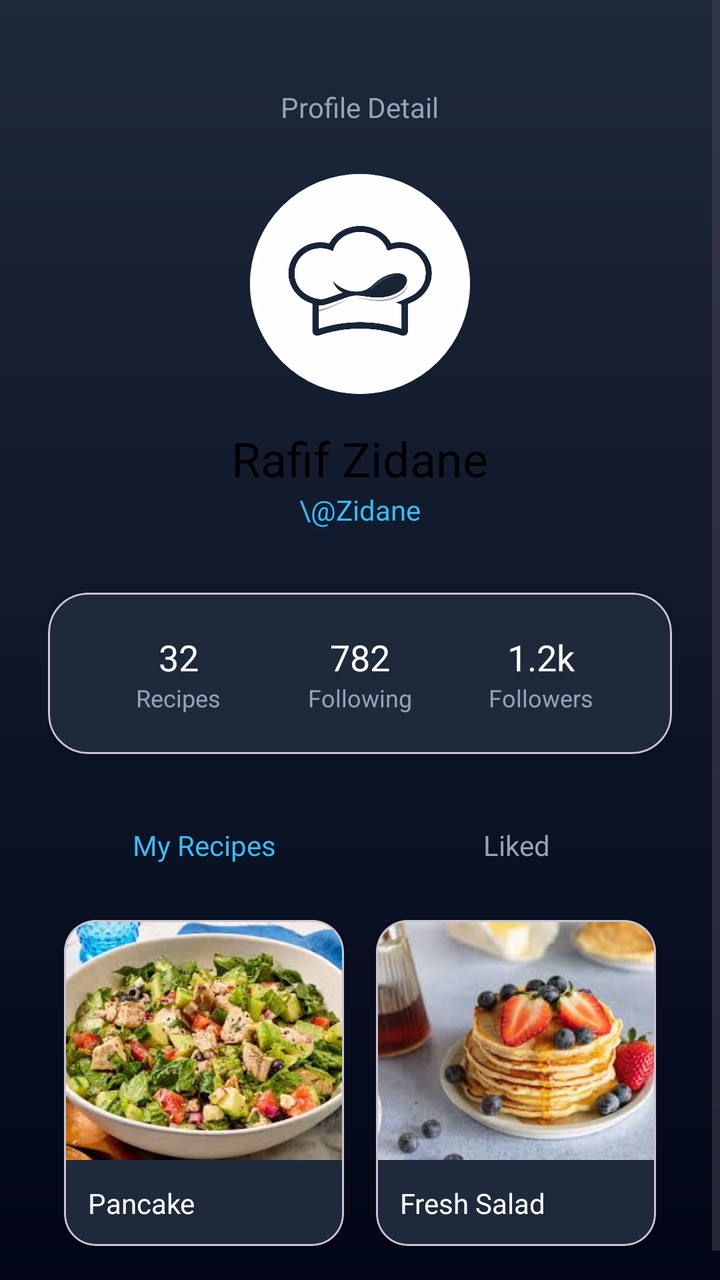
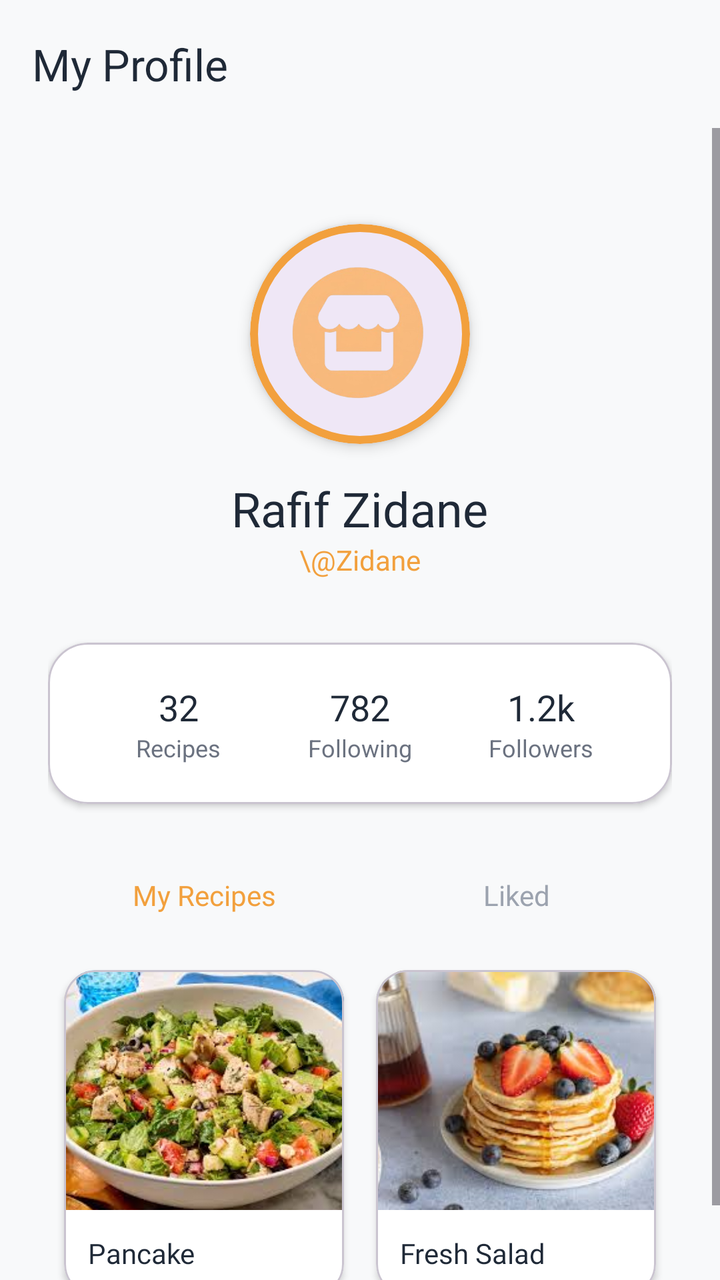

The first picture is an Android layout as it rendered before a commit; the second is the same layout after the commit. The layout source and the unified diff follow.
<!-- AndroidManifest.xml: application theme Theme.Rafifatom -->
<!-- res/layout/activity_profile.xml -->
<?xml version="1.0" encoding="utf-8"?>
<androidx.constraintlayout.widget.ConstraintLayout xmlns:android="http://schemas.android.com/apk/res/android"
    xmlns:app="http://schemas.android.com/apk/res-auto"
    android:id="@+id/main"
    android:layout_width="match_parent"
    android:layout_height="match_parent"
    android:background="@drawable/bg_dashboard">

    <ScrollView
        android:layout_width="match_parent"
        android:layout_height="match_parent"
        android:fillViewport="true">

        <LinearLayout
            android:layout_width="match_parent"
            android:layout_height="wrap_content"
            android:gravity="center_horizontal"
            android:orientation="vertical"
            android:padding="24dp">

            <TextView
                android:layout_width="wrap_content"
                android:layout_height="wrap_content"
                android:layout_marginTop="20dp"
                android:fontFamily="@font/poppins_regular"
                android:text="Profile Detail"
                android:textColor="#94A3B8"
                android:textSize="14sp" />

            <com.google.android.material.card.MaterialCardView
                android:layout_width="110dp"
                android:layout_height="110dp"
                android:layout_marginTop="24dp"
                app:cardCornerRadius="55dp"
                app:cardElevation="0dp"
                app:strokeColor="@color/white"
                app:strokeWidth="3dp">

                <ImageView
                    android:layout_width="match_parent"
                    android:layout_height="match_parent"
                    android:scaleType="centerCrop"
                    android:src="@drawable/logo_app" />
            </com.google.android.material.card.MaterialCardView>

            <TextView
                android:layout_width="wrap_content"
                android:layout_height="wrap_content"
                android:layout_marginTop="16dp"
                android:fontFamily="@font/poppins_bold"
                android:text="Rafif Zidane"
                android:textColor="@color/black"
                android:textSize="24sp" />

            <TextView
                android:layout_width="wrap_content"
                android:layout_height="wrap_content"
                android:fontFamily="@font/poppins_regular"
                android:text="\@Zidane"
                android:textColor="#38BDF8"
                android:textSize="14sp" />

            <com.google.android.material.card.MaterialCardView
                android:layout_width="match_parent"
                android:layout_height="wrap_content"
                android:layout_marginTop="32dp"
                app:cardBackgroundColor="#1E293B"
                app:cardCornerRadius="20dp"
                app:cardElevation="4dp">

                <LinearLayout
                    android:layout_width="match_parent"
                    android:layout_height="wrap_content"
                    android:orientation="horizontal"
                    android:padding="20dp"
                    android:weightSum="3">

                    <LinearLayout
                        android:layout_width="0dp"
                        android:layout_height="wrap_content"
                        android:layout_weight="1"
                        android:gravity="center"
                        android:orientation="vertical">
                        <TextView
                            android:layout_width="wrap_content"
                            android:layout_height="wrap_content"
                            android:fontFamily="@font/poppins_bold"
                            android:text="32"
                            android:textColor="@color/white"
                            android:textSize="18sp" />
                        <TextView
                            android:layout_width="wrap_content"
                            android:layout_height="wrap_content"
                            android:text="Recipes"
                            android:textColor="#94A3B8"
                            android:textSize="12sp" />
                    </LinearLayout>

                    <LinearLayout
                        android:layout_width="0dp"
                        android:layout_height="wrap_content"
                        android:layout_weight="1"
                        android:gravity="center"
                        android:orientation="vertical">
                        <TextView
                            android:layout_width="wrap_content"
                            android:layout_height="wrap_content"
                            android:fontFamily="@font/poppins_bold"
                            android:text="782"
                            android:textColor="@color/white"
                            android:textSize="18sp" />
                        <TextView
                            android:layout_width="wrap_content"
                            android:layout_height="wrap_content"
                            android:text="Following"
                            android:textColor="#94A3B8"
                            android:textSize="12sp" />
                    </LinearLayout>

                    <LinearLayout
                        android:layout_width="0dp"
                        android:layout_height="wrap_content"
                        android:layout_weight="1"
                        android:gravity="center"
                        android:orientation="vertical">
                        <TextView
                            android:layout_width="wrap_content"
                            android:layout_height="wrap_content"
                            android:fontFamily="@font/poppins_bold"
                            android:text="1.2k"
                            android:textColor="@color/white"
                            android:textSize="18sp" />
                        <TextView
                            android:layout_width="wrap_content"
                            android:layout_height="wrap_content"
                            android:text="Followers"
                            android:textColor="#94A3B8"
                            android:textSize="12sp" />
                    </LinearLayout>
                </LinearLayout>
            </com.google.android.material.card.MaterialCardView>

            <LinearLayout
                android:layout_width="match_parent"
                android:layout_height="wrap_content"
                android:layout_marginTop="24dp"
                android:orientation="horizontal">

                <TextView
                    android:layout_width="0dp"
                    android:layout_height="wrap_content"
                    android:layout_weight="1"
                    android:fontFamily="@font/poppins_bold"
                    android:paddingVertical="12dp"
                    android:text="My Recipes"
                    android:textAlignment="center"
                    android:textColor="#38BDF8" />

                <TextView
                    android:layout_width="0dp"
                    android:layout_height="wrap_content"
                    android:layout_weight="1"
                    android:fontFamily="@font/poppins_bold"
                    android:paddingVertical="12dp"
                    android:text="Liked"
                    android:textAlignment="center"
                    android:textColor="#94A3B8" />
            </LinearLayout>

            <GridLayout
                android:layout_width="match_parent"
                android:layout_height="wrap_content"
                android:layout_marginTop="8dp"
                android:alignmentMode="alignMargins"
                android:columnCount="2">

                <com.google.android.material.card.MaterialCardView
                    android:layout_width="0dp"
                    android:layout_height="wrap_content"
                    android:layout_columnWeight="1"
                    android:layout_margin="8dp"
                    app:cardBackgroundColor="#1E293B"
                    app:cardCornerRadius="16dp"
                    app:cardElevation="2dp">

                    <LinearLayout
                        android:layout_width="match_parent"
                        android:layout_height="wrap_content"
                        android:orientation="vertical">

                        <ImageView
                            android:layout_width="match_parent"
                            android:layout_height="120dp"
                            android:scaleType="centerCrop"
                            android:src="@drawable/food1" />

                        <TextView
                            android:layout_width="match_parent"
                            android:layout_height="wrap_content"
                            android:padding="12dp"
                            android:text="Pancake"
                            android:textColor="@color/white"
                            android:fontFamily="@font/poppins_bold"
                            android:textSize="14sp" />
                    </LinearLayout>
                </com.google.android.material.card.MaterialCardView>

                <com.google.android.material.card.MaterialCardView
                    android:layout_width="0dp"
                    android:layout_height="wrap_content"
                    android:layout_columnWeight="1"
                    android:layout_margin="8dp"
                    app:cardBackgroundColor="#1E293B"
                    app:cardCornerRadius="16dp"
                    app:cardElevation="2dp">

                    <LinearLayout
                        android:layout_width="match_parent"
                        android:layout_height="wrap_content"
                        android:orientation="vertical">

                        <ImageView
                            android:layout_width="match_parent"
                            android:layout_height="120dp"
                            android:scaleType="centerCrop"
                            android:src="@drawable/food2" />

                        <TextView
                            android:layout_width="match_parent"
                            android:layout_height="wrap_content"
                            android:padding="12dp"
                            android:text="Fresh Salad"
                            android:textColor="@color/white"
                            android:fontFamily="@font/poppins_bold"
                            android:textSize="14sp" />
                    </LinearLayout>
                </com.google.android.material.card.MaterialCardView>

            </GridLayout>
        </LinearLayout>
    </ScrollView>
</androidx.constraintlayout.widget.ConstraintLayout>
<!-- resources referenced by this layout -->
<resources>
  <color name="black">#FF000000</color>
  <color name="white">#FFFFFFFF</color>
  <!-- drawable bg_dashboard (drawable) -->
  <?xml version="1.0" encoding="utf-8"?>
  <shape xmlns:android="http://schemas.android.com/apk/res/android">
      <gradient
          android:startColor="#1E293B"
          android:centerColor="#0F172A"
          android:endColor="#020617"
          android:angle="270" />
  </shape>
  <!-- drawable food1: jpg bitmap (drawable, 14361 bytes) -->
  <!-- drawable food2: jpg bitmap (drawable, 9010 bytes) -->
  <!-- drawable logo_app: png bitmap (drawable, 160312 bytes) -->
  <style name="Theme.Rafifatom" parent="Base.Theme.Rafifatom" />
  <style name="Base.Theme.Rafifatom" parent="Theme.Material3.DayNight.NoActionBar">
          
          
      </style>
</resources>

<!-- the commit's change to res/layout/activity_profile.xml (unified diff, before → after) -->
@@ -4,12 +4,21 @@
     android:id="@+id/main"
     android:layout_width="match_parent"
     android:layout_height="match_parent"
-    android:background="@drawable/bg_dashboard">
+    android:background="#F8F9FA"> <androidx.appcompat.widget.Toolbar
+    android:id="@+id/toolbarProfile"
+    android:layout_width="match_parent"
+    android:layout_height="?attr/actionBarSize"
+    android:background="@android:color/transparent"
+    app:title="My Profile"
+    app:titleTextColor="#1F2937"
+    app:layout_constraintTop_toTopOf="parent" />
 
     <ScrollView
         android:layout_width="match_parent"
-        android:layout_height="match_parent"
-        android:fillViewport="true">
+        android:layout_height="0dp"
+        android:fillViewport="true"
+        app:layout_constraintTop_toBottomOf="@id/toolbarProfile"
+        app:layout_constraintBottom_toBottomOf="parent">
 
         <LinearLayout
             android:layout_width="match_parent"
@@ -18,29 +27,20 @@
             android:orientation="vertical"
             android:padding="24dp">
 
-            <TextView
-                android:layout_width="wrap_content"
-                android:layout_height="wrap_content"
-                android:layout_marginTop="20dp"
-                android:fontFamily="@font/poppins_regular"
-                android:text="Profile Detail"
-                android:textColor="#94A3B8"
-                android:textSize="14sp" />
-
             <com.google.android.material.card.MaterialCardView
                 android:layout_width="110dp"
                 android:layout_height="110dp"
                 android:layout_marginTop="24dp"
                 app:cardCornerRadius="55dp"
-                app:cardElevation="0dp"
-                app:strokeColor="@color/white"
-                app:strokeWidth="3dp">
+                app:cardElevation="4dp"
+                app:strokeColor="#F2A03D"
+                app:strokeWidth="4dp">
 
                 <ImageView
                     android:layout_width="match_parent"
                     android:layout_height="match_parent"
                     android:scaleType="centerCrop"
-                    android:src="@drawable/logo_app" />
+                    android:src="@drawable/umkm" />
             </com.google.android.material.card.MaterialCardView>
 
             <TextView
@@ -49,7 +49,7 @@
                 android:layout_marginTop="16dp"
                 android:fontFamily="@font/poppins_bold"
                 android:text="Rafif Zidane"
-                android:textColor="@color/black"
+                android:textColor="#1F2937"
                 android:textSize="24sp" />
 
             <TextView
@@ -57,16 +57,16 @@
                 android:layout_height="wrap_content"
                 android:fontFamily="@font/poppins_regular"
                 android:text="\@Zidane"
-                android:textColor="#38BDF8"
+                android:textColor="#F2A03D"
                 android:textSize="14sp" />
 
             <com.google.android.material.card.MaterialCardView
                 android:layout_width="match_parent"
                 android:layout_height="wrap_content"
                 android:layout_marginTop="32dp"
-                app:cardBackgroundColor="#1E293B"
+                app:cardBackgroundColor="#FFFFFF"
                 app:cardCornerRadius="20dp"
-                app:cardElevation="4dp">
+                app:cardElevation="2dp">
 
                 <LinearLayout
                     android:layout_width="match_parent"
@@ -86,13 +86,13 @@
                             android:layout_height="wrap_content"
                             android:fontFamily="@font/poppins_bold"
                             android:text="32"
-                            android:textColor="@color/white"
+                            android:textColor="#1F2937"
                             android:textSize="18sp" />
                         <TextView
                             android:layout_width="wrap_content"
                             android:layout_height="wrap_content"
                             android:text="Recipes"
-                            android:textColor="#94A3B8"
+                            android:textColor="#6B7280"
                             android:textSize="12sp" />
                     </LinearLayout>
 
@@ -107,13 +107,13 @@
                             android:layout_height="wrap_content"
                             android:fontFamily="@font/poppins_bold"
                             android:text="782"
-                            android:textColor="@color/white"
+                            android:textColor="#1F2937"
                             android:textSize="18sp" />
                         <TextView
                             android:layout_width="wrap_content"
                             android:layout_height="wrap_content"
                             android:text="Following"
-                            android:textColor="#94A3B8"
+                            android:textColor="#6B7280"
                             android:textSize="12sp" />
                     </LinearLayout>
 
@@ -128,13 +128,13 @@
                             android:layout_height="wrap_content"
                             android:fontFamily="@font/poppins_bold"
                             android:text="1.2k"
-                            android:textColor="@color/white"
+                            android:textColor="#1F2937"
                             android:textSize="18sp" />
                         <TextView
                             android:layout_width="wrap_content"
                             android:layout_height="wrap_content"
                             android:text="Followers"
-                            android:textColor="#94A3B8"
+                            android:textColor="#6B7280"
                             android:textSize="12sp" />
                     </LinearLayout>
                 </LinearLayout>
@@ -154,17 +154,15 @@
                     android:paddingVertical="12dp"
                     android:text="My Recipes"
                     android:textAlignment="center"
-                    android:textColor="#38BDF8" />
-
-                <TextView
-                    android:layout_width="0dp"
-                    android:layout_height="wrap_content"
-                    android:layout_weight="1"
-                    android:fontFamily="@font/poppins_bold"
-                    android:paddingVertical="12dp"
-                    android:text="Liked"
-                    android:textAlignment="center"
-                    android:textColor="#94A3B8" />
+                    android:textColor="#F2A03D" /> <TextView
+                android:layout_width="0dp"
+                android:layout_height="wrap_content"
+                android:layout_weight="1"
+                android:fontFamily="@font/poppins_bold"
+                android:paddingVertical="12dp"
+                android:text="Liked"
+                android:textAlignment="center"
+                android:textColor="#9CA3AF" />
             </LinearLayout>
 
             <GridLayout
@@ -179,7 +177,7 @@
                     android:layout_height="wrap_content"
                     android:layout_columnWeight="1"
                     android:layout_margin="8dp"
-                    app:cardBackgroundColor="#1E293B"
+                    app:cardBackgroundColor="#FFFFFF"
                     app:cardCornerRadius="16dp"
                     app:cardElevation="2dp">
 
@@ -199,7 +197,7 @@
                             android:layout_height="wrap_content"
                             android:padding="12dp"
                             android:text="Pancake"
-                            android:textColor="@color/white"
+                            android:textColor="#1F2937"
                             android:fontFamily="@font/poppins_bold"
                             android:textSize="14sp" />
                     </LinearLayout>
@@ -210,7 +208,7 @@
                     android:layout_height="wrap_content"
                     android:layout_columnWeight="1"
                     android:layout_margin="8dp"
-                    app:cardBackgroundColor="#1E293B"
+                    app:cardBackgroundColor="#FFFFFF"
                     app:cardCornerRadius="16dp"
                     app:cardElevation="2dp">
 
@@ -230,7 +228,7 @@
                             android:layout_height="wrap_content"
                             android:padding="12dp"
                             android:text="Fresh Salad"
-                            android:textColor="@color/white"
+                            android:textColor="#1F2937"
                             android:fontFamily="@font/poppins_bold"
                             android:textSize="14sp" />
                     </LinearLayout>
<!-- resource entries referenced after the edit -->
@@ -1,19 +1,8 @@
 <!-- resources referenced by this layout -->
 <resources>
-  <color name="black">#FF000000</color>
-  <color name="white">#FFFFFFFF</color>
-  <!-- drawable bg_dashboard (drawable) -->
-  <?xml version="1.0" encoding="utf-8"?>
-  <shape xmlns:android="http://schemas.android.com/apk/res/android">
-      <gradient
-          android:startColor="#1E293B"
-          android:centerColor="#0F172A"
-          android:endColor="#020617"
-          android:angle="270" />
-  </shape>
   <!-- drawable food1: jpg bitmap (drawable, 14361 bytes) -->
   <!-- drawable food2: jpg bitmap (drawable, 9010 bytes) -->
-  <!-- drawable logo_app: png bitmap (drawable, 160312 bytes) -->
+  <!-- drawable umkm: png bitmap (drawable, 61533 bytes) -->
   <style name="Theme.Rafifatom" parent="Base.Theme.Rafifatom" />
   <style name="Base.Theme.Rafifatom" parent="Theme.Material3.DayNight.NoActionBar">
           
